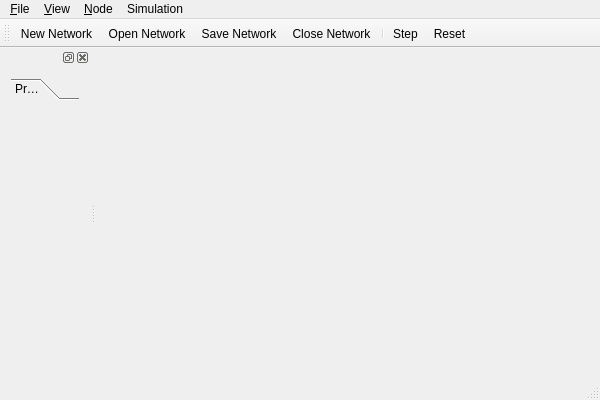
Qt form src/neurolab/mainwindow.ui (chalcolith/neurolab) before a commit.
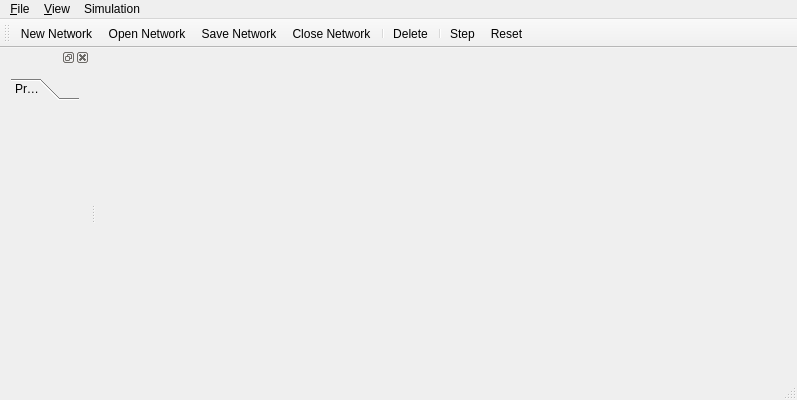
The same form after that commit.

Commit message: close #2: context menu is now built dynamically from the registered node types

```diff
--- a/src/neurolab/mainwindow.ui
+++ b/src/neurolab/mainwindow.ui
@@ -6,7 +6,7 @@
    <rect>
     <x>0</x>
     <y>0</y>
-    <width>600</width>
+    <width>797</width>
     <height>400</height>
    </rect>
   </property>
@@ -19,8 +19,8 @@
     <rect>
      <x>0</x>
      <y>0</y>
-     <width>600</width>
-     <height>21</height>
+     <width>797</width>
+     <height>25</height>
     </rect>
    </property>
    <widget class="QMenu" name="menu_File">
@@ -40,20 +40,7 @@
     </property>
     <addaction name="action_Sidebar"/>
    </widget>
-   <widget class="QMenu" name="menuItem">
-    <property name="title">
-     <string>&amp;Node</string>
-    </property>
-    <addaction name="action_New_Node"/>
-    <addaction name="action_New_Excitory_Link"/>
-    <addaction name="action_New_Inhibitory_Link"/>
-    <addaction name="separator"/>
-    <addaction name="action_Delete"/>
-    <addaction name="separator"/>
-    <addaction name="action_Activate"/>
-    <addaction name="action_ToggleFrozen"/>
-   </widget>
-   <widget class="QMenu" name="menuSimulation">
+   <widget class="QMenu" name="menu_Simulation">
     <property name="title">
      <string>Simulation</string>
     </property>
@@ -64,8 +51,7 @@
    </widget>
    <addaction name="menu_File"/>
    <addaction name="menu_View"/>
-   <addaction name="menuItem"/>
-   <addaction name="menuSimulation"/>
+   <addaction name="menu_Simulation"/>
   </widget>
   <widget class="QToolBar" name="mainToolBar">
    <attribute name="toolBarArea">
@@ -79,6 +65,8 @@
    <addaction name="action_Save"/>
    <addaction name="action_Close"/>
    <addaction name="separator"/>
+   <addaction name="action_Delete"/>
+   <addaction name="separator"/>
    <addaction name="action_Step"/>
    <addaction name="action_Reset"/>
   </widget>
```
Left out of the diff: 29 changed lines with no effect on the pictures. The commit also changes 18 other files.
